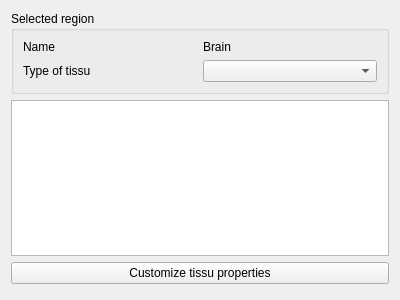
Before: the Qt Designer form Plugins/my.organprint.views.sidepanel/src/internal/TissuePanelControls.ui in simedcn/mitkapps, drawn with Qt 5.
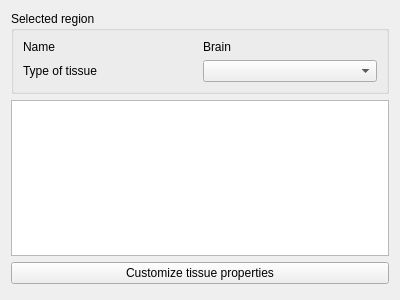
After: the same form once the commit is applied.

```diff
--- a/Plugins/my.organprint.views.sidepanel/src/internal/TissuePanelControls.ui
+++ b/Plugins/my.organprint.views.sidepanel/src/internal/TissuePanelControls.ui
@@ -30,7 +30,7 @@
       <item row="1" column="0">
        <widget class="QLabel" name="label_3">
         <property name="text">
-         <string>Type of tissu</string>
+         <string>Type of tissue</string>
         </property>
        </widget>
       </item>
@@ -57,7 +57,7 @@
    <item>
     <widget class="QPushButton" name="pushButton">
      <property name="text">
-      <string>Customize tissu properties</string>
+      <string>Customize tissue properties</string>
      </property>
     </widget>
    </item>
```
